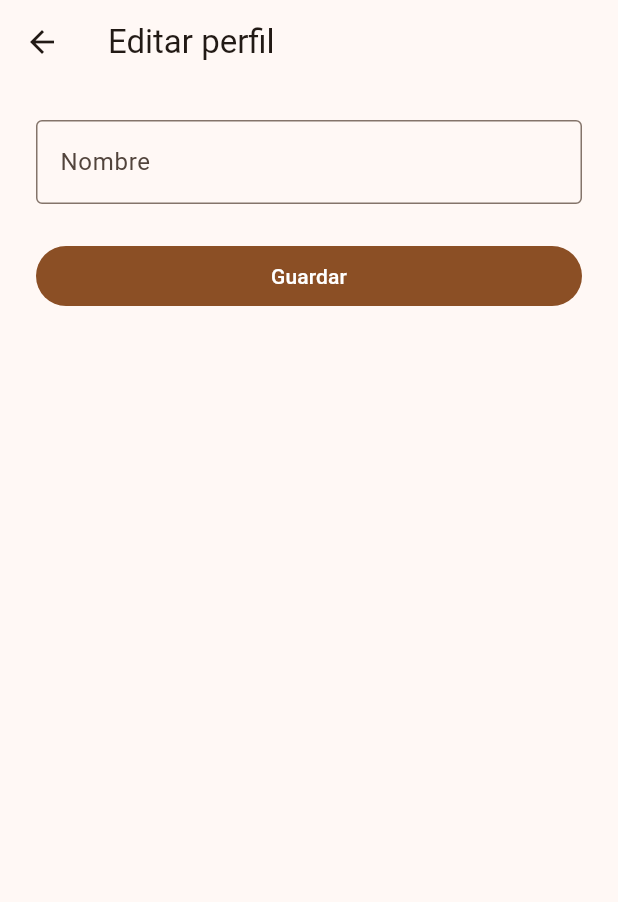
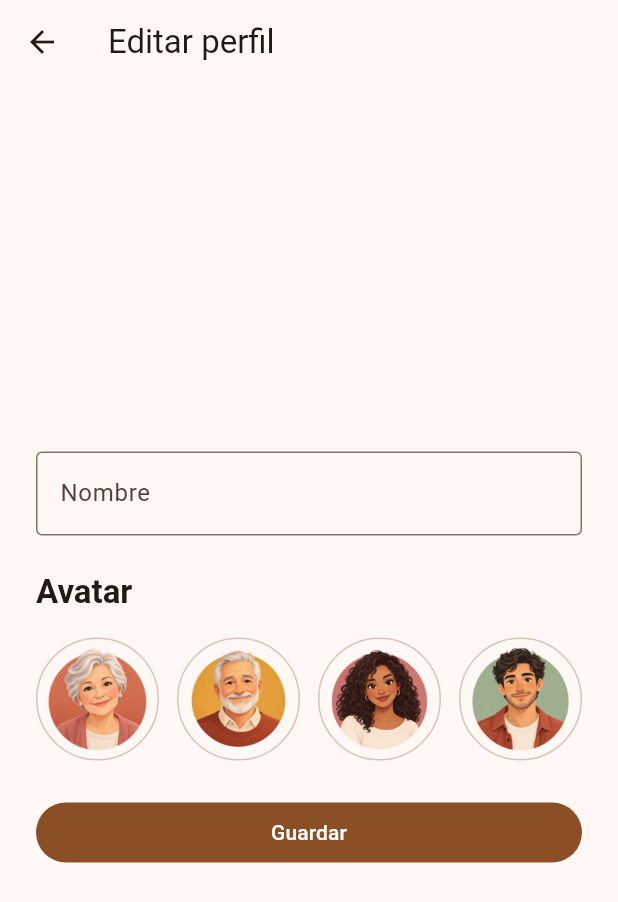
Before and after one commit to ivanupvalencia-collab/family-stories-app, a Flutter app: the ProfileScreen screen opened directly, after a tap on "Editar perfil", on a phone screen of 412 x 824 dp. Shown: the top 902 px of the screen. Run offline on Flutter 3.47's test engine with Material 3 defaults, Android fonts, the phone set to English and light mode, and no system bars; our stand-ins replace audioplayers, google_sign_in, shared_preferences, supabase_flutter; missing offline and left inert: record; accounts and stored records are empty.

Commit message:
Add predefined profile avatars

```diff
--- /dev/null
+++ b/lib/models/profile_avatar.dart
@@ -0,0 +1,28 @@
+class ProfileAvatar {
+  const ProfileAvatar({required this.key, required this.assetPath});
+
+  final String key;
+  final String assetPath;
+}
+
+abstract final class ProfileAvatarCatalog {
+  static const avatars = <ProfileAvatar>[
+    ProfileAvatar(key: 'avatar_01', assetPath: 'assets/avatars/avatar_01.png'),
+    ProfileAvatar(key: 'avatar_02', assetPath: 'assets/avatars/avatar_02.png'),
+    ProfileAvatar(key: 'avatar_03', assetPath: 'assets/avatars/avatar_03.png'),
+    ProfileAvatar(key: 'avatar_04', assetPath: 'assets/avatars/avatar_04.png'),
+  ];
+
+  static ProfileAvatar? findByKey(String? key) {
+    if (key == null) {
+      return null;
+    }
+
+    for (final avatar in avatars) {
+      if (avatar.key == key) {
+        return avatar;
+      }
+    }
+    return null;
+  }
+}
--- a/lib/models/user_profile.dart
+++ b/lib/models/user_profile.dart
@@ -25,11 +25,11 @@ class UserProfile {
     );
   }
 
-  UserProfile copyWith({String? name}) {
+  UserProfile copyWith({String? name, String? avatarKey}) {
     return UserProfile(
       id: id,
       name: name ?? this.name,
-      avatarKey: avatarKey,
+      avatarKey: avatarKey ?? this.avatarKey,
       avatarUrl: avatarUrl,
       createdAt: createdAt,
     );
--- a/lib/screens/edit_profile_screen.dart
+++ b/lib/screens/edit_profile_screen.dart
@@ -1,7 +1,9 @@
 import 'package:flutter/material.dart';
 
+import '../models/profile_avatar.dart';
 import '../models/user_profile.dart';
 import '../services/profile_service.dart';
+import '../widgets/profile_avatar_view.dart';
 
 class EditProfileScreen extends StatefulWidget {
   const EditProfileScreen({
@@ -22,12 +24,14 @@ class EditProfileScreen extends StatefulWidget {
 class _EditProfileScreenState extends State<EditProfileScreen> {
   final _formKey = GlobalKey<FormState>();
   late final TextEditingController _nameController;
+  String? _selectedAvatarKey;
   bool _isSaving = false;
 
   @override
   void initState() {
     super.initState();
     _nameController = TextEditingController(text: widget.profile.name);
+    _selectedAvatarKey = widget.profile.avatarKey;
   }
 
   @override
@@ -43,9 +47,10 @@ class _EditProfileScreenState extends State<EditProfileScreen> {
 
     setState(() => _isSaving = true);
     try {
-      final profile = await widget.profileService.updateName(
+      final profile = await widget.profileService.updateProfile(
         userId: widget.userId,
         name: _nameController.text.trim(),
+        avatarKey: _selectedAvatarKey,
       );
       if (mounted) {
         Navigator.of(context).pop(profile);
@@ -77,7 +82,7 @@ class _EditProfileScreenState extends State<EditProfileScreen> {
         child: Center(
           child: ConstrainedBox(
             constraints: const BoxConstraints(maxWidth: 640),
-            child: Padding(
+            child: SingleChildScrollView(
               padding: const EdgeInsets.all(24),
               child: Form(
                 key: _formKey,
@@ -106,6 +111,33 @@ class _EditProfileScreenState extends State<EditProfileScreen> {
                       },
                     ),
                     const SizedBox(height: 24),
+                    Text(
+                      'Avatar',
+                      style: Theme.of(context).textTheme.titleLarge
+                          ?.copyWith(fontWeight: FontWeight.w600),
+                    ),
+                    const SizedBox(height: 16),
+                    GridView.count(
+                      crossAxisCount: 4,
+                      crossAxisSpacing: 12,
+                      mainAxisSpacing: 12,
+                      shrinkWrap: true,
+                      physics: const NeverScrollableScrollPhysics(),
+                      children: [
+                        for (final avatar in ProfileAvatarCatalog.avatars)
+                          _AvatarOption(
+                            avatar: avatar,
+                            selected: avatar.key == _selectedAvatarKey,
+                            enabled: !_isSaving,
+                            onSelected: () {
+                              setState(() {
+                                _selectedAvatarKey = avatar.key;
+                              });
+                            },
+                          ),
+                      ],
+                    ),
+                    const SizedBox(height: 24),
                     FilledButton(
                       onPressed: _isSaving ? null : _save,
                       child: Text(_isSaving ? 'Guardando...' : 'Guardar'),
@@ -120,3 +152,71 @@ class _EditProfileScreenState extends State<EditProfileScreen> {
     );
   }
 }
+
+class _AvatarOption extends StatelessWidget {
+  const _AvatarOption({
+    required this.avatar,
+    required this.selected,
+    required this.enabled,
+    required this.onSelected,
+  });
+
+  final ProfileAvatar avatar;
+  final bool selected;
+  final bool enabled;
+  final VoidCallback onSelected;
+
+  @override
+  Widget build(BuildContext context) {
+    final colorScheme = Theme.of(context).colorScheme;
+
+    return Semantics(
+      label: 'Seleccionar ${avatar.key}',
+      button: true,
+      selected: selected,
+      child: InkWell(
+        key: ValueKey('avatar_option_${avatar.key}'),
+        onTap: enabled ? onSelected : null,
+        customBorder: const CircleBorder(),
+        child: Stack(
+          fit: StackFit.expand,
+          children: [
+            DecoratedBox(
+              decoration: BoxDecoration(
+                shape: BoxShape.circle,
+                border: Border.all(
+                  color: selected
+                      ? colorScheme.primary
+                      : colorScheme.outlineVariant,
+                  width: selected ? 4 : 1,
+                ),
+              ),
+              child: Padding(
+                padding: const EdgeInsets.all(5),
+                child: ProfileAvatarView(avatarKey: avatar.key),
+              ),
+            ),
+            if (selected)
+              Align(
+                alignment: Alignment.bottomRight,
+                child: Container(
+                  key: ValueKey('selected_avatar_${avatar.key}'),
+                  decoration: BoxDecoration(
+                    color: colorScheme.primary,
+                    shape: BoxShape.circle,
+                    border: Border.all(color: colorScheme.surface, width: 2),
+                  ),
+                  padding: const EdgeInsets.all(3),
+                  child: Icon(
+                    Icons.check,
+                    size: 16,
+                    color: colorScheme.onPrimary,
+                  ),
+                ),
+              ),
+          ],
+        ),
+      ),
+    );
+  }
+}
--- a/lib/screens/profile_screen.dart
+++ b/lib/screens/profile_screen.dart
@@ -5,6 +5,7 @@ import 'package:flutter/material.dart';
 import '../models/user_profile.dart';
 import '../services/auth_service.dart';
 import '../services/profile_service.dart';
+import '../widgets/profile_avatar_view.dart';
 import 'edit_profile_screen.dart';
 
 class ProfileScreen extends StatefulWidget {
@@ -162,22 +163,6 @@ class _ProfileScreenState extends State<ProfileScreen> {
     }
   }
 
-  Widget _buildAvatar(ThemeData theme, UserProfile? profile) {
-    final photoUrl = profile?.avatarUrl;
-
-    return CircleAvatar(
-      radius: 44,
-      backgroundColor: theme.colorScheme.primaryContainer,
-      foregroundImage: photoUrl == null ? null : NetworkImage(photoUrl),
-      onForegroundImageError: photoUrl == null ? null : (_, _) {},
-      child: Icon(
-        profile == null ? Icons.person_outline : Icons.person,
-        size: 48,
-        color: theme.colorScheme.onPrimaryContainer,
-      ),
-    );
-  }
-
   @override
   Widget build(BuildContext context) {
     final theme = Theme.of(context);
@@ -196,7 +181,11 @@ class _ProfileScreenState extends State<ProfileScreen> {
                 mainAxisAlignment: MainAxisAlignment.center,
                 crossAxisAlignment: CrossAxisAlignment.stretch,
                 children: [
-                  _buildAvatar(theme, profile),
+                  ProfileAvatarView(
+                    key: const ValueKey('profile_avatar'),
+                    avatarKey: profile?.avatarKey,
+                    avatarUrl: profile?.avatarUrl,
+                  ),
                   const SizedBox(height: 24),
                   if (user != null && _isProfileLoading)
                     const Center(
--- a/lib/services/profile_service.dart
+++ b/lib/services/profile_service.dart
@@ -5,9 +5,10 @@ import '../models/user_profile.dart';
 abstract class ProfileService {
   Future<UserProfile> loadForUser(String userId);
 
-  Future<UserProfile> updateName({
+  Future<UserProfile> updateProfile({
     required String userId,
     required String name,
+    required String? avatarKey,
   });
 }
 
@@ -29,13 +30,14 @@ class SupabaseProfileService implements ProfileService {
   }
 
   @override
-  Future<UserProfile> updateName({
+  Future<UserProfile> updateProfile({
     required String userId,
     required String name,
+    required String? avatarKey,
   }) async {
     final data = await _client
         .from('profiles')
-        .update({'name': name})
+        .update({'name': name, 'avatar_key': avatarKey})
         .eq('id', userId)
         .select('id, name, avatar_key, avatar_url, created_at')
         .single();
--- /dev/null
+++ b/lib/widgets/profile_avatar_view.dart
@@ -0,0 +1,61 @@
+import 'package:flutter/material.dart';
+
+import '../models/profile_avatar.dart';
+
+class ProfileAvatarView extends StatelessWidget {
+  const ProfileAvatarView({
+    this.avatarKey,
+    this.avatarUrl,
+    this.radius = 48,
+    super.key,
+  });
+
+  final String? avatarKey;
+  final String? avatarUrl;
+  final double radius;
+
+  @override
+  Widget build(BuildContext context) {
+    final normalizedUrl = avatarUrl?.trim();
+    final avatar = ProfileAvatarCatalog.findByKey(avatarKey);
+
+    return Center(
+      child: SizedBox.square(
+        dimension: radius * 2,
+        child: ClipOval(
+          child: normalizedUrl != null && normalizedUrl.isNotEmpty
+              ? Image.network(
+                  normalizedUrl,
+                  fit: BoxFit.cover,
+                  errorBuilder: (context, error, stackTrace) =>
+                      _GenericAvatarIcon(radius: radius),
+                )
+              : avatar != null
+              ? Image.asset(avatar.assetPath, fit: BoxFit.contain)
+              : _GenericAvatarIcon(radius: radius),
+        ),
+      ),
+    );
+  }
+}
+
+class _GenericAvatarIcon extends StatelessWidget {
+  const _GenericAvatarIcon({required this.radius});
+
+  final double radius;
+
+  @override
+  Widget build(BuildContext context) {
+    final colorScheme = Theme.of(context).colorScheme;
+    return ColoredBox(
+      color: colorScheme.primaryContainer,
+      child: Center(
+        child: Icon(
+          Icons.person_outline,
+          size: radius * 1.1,
+          color: colorScheme.onPrimaryContainer,
+        ),
+      ),
+    );
+  }
+}
--- a/pubspec.yaml
+++ b/pubspec.yaml
@@ -63,6 +63,9 @@ flutter:
   # the material Icons class.
   uses-material-design: true
 
+  assets:
+    - assets/avatars/
+
   # To add assets to your application, add an assets section, like this:
   # assets:
   #   - images/a_dot_burr.jpeg
```
Also changed, not shown: assets/avatars/avatar_01.png (added), assets/avatars/avatar_02.png (added), assets/avatars/avatar_03.png (added), assets/avatars/avatar_04.png (added), 1 other file.
